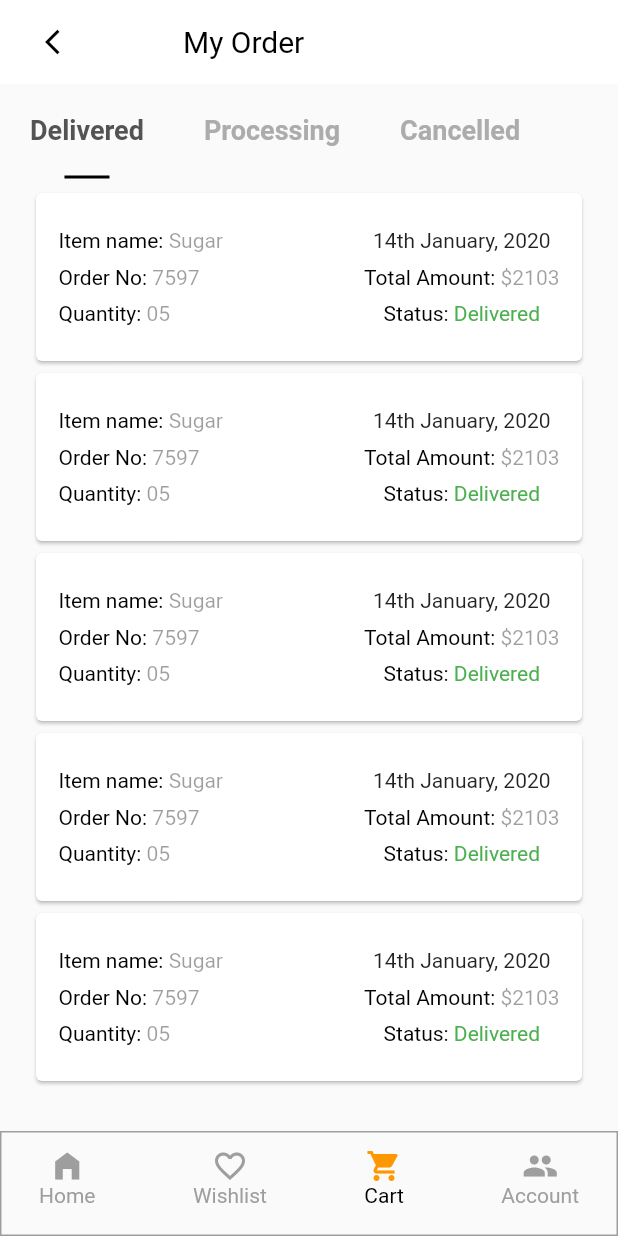
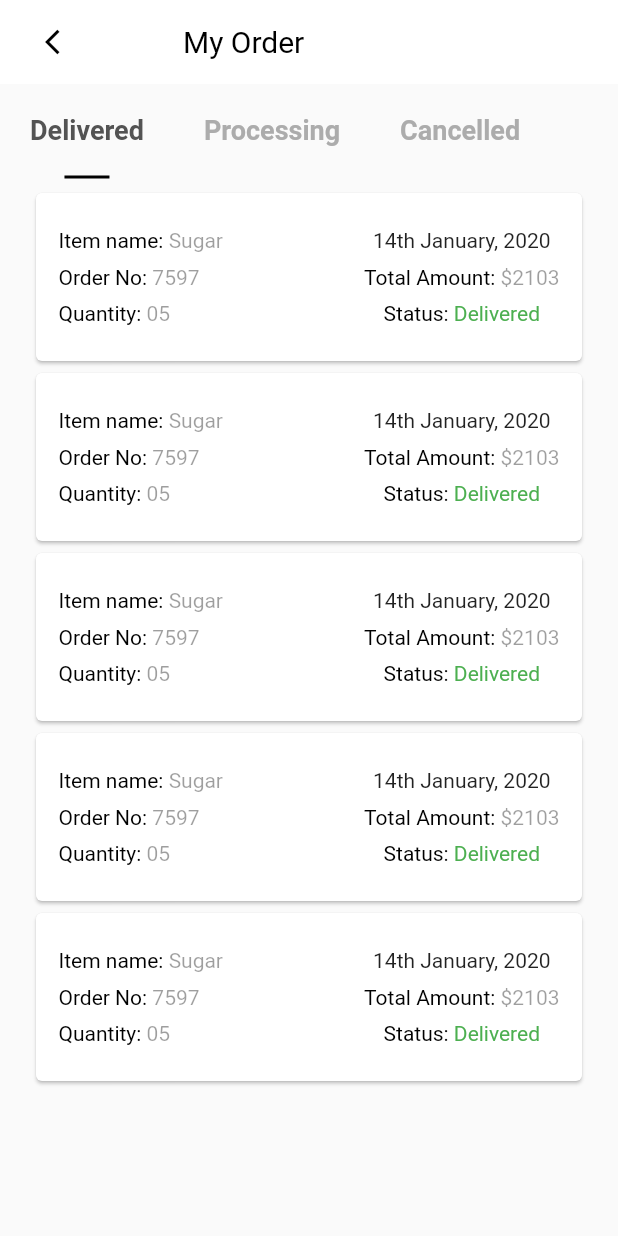
Before and after one commit to excelitai-tusher/classy-ui, a Flutter app: the screen it shows after launch, on a phone screen of 412 x 824 dp. Run offline on Flutter 3.47's test engine with Material 2 defaults, Android fonts, the phone set to English and light mode, and no system bars; our stand-ins replace font_awesome_flutter, google_fonts, google_maps_flutter.

```diff
--- a/lib/order/my order.dart
+++ b/lib/order/my order.dart
@@ -15,85 +15,85 @@ class _OrderState extends State<Order> {
     return Scaffold(
       appBar: buildAppBar(),
       body: Body(),
-      bottomNavigationBar: Container(
-        height: 70,
-        width: MediaQuery.of(context).size.width,
-        decoration: BoxDecoration(
-          border: Border.all(
-            color: Colors.grey,
-          ),
-        ),
-        child: Row(
-          mainAxisAlignment: MainAxisAlignment.spaceBetween,
-          children: [
-            Padding(
-              padding: const EdgeInsets.symmetric(horizontal: 25, vertical: 10),
-              child: Column(
-                children: [
-                  Icon(
-                    (Icons.home_filled),
-                    color: Colors.grey,
-                  ),
-                  Text(
-                    "Home",
-                    style: TextStyle(color: Colors.grey, fontSize: 14, fontFamily: 'Roboto-Regular.ttf'),
-                  ),
-                ],
-              ),
-            ),
-            Padding(
-              padding: const EdgeInsets.symmetric(horizontal: 25, vertical: 10),
-              child: Column(
-                children: [
-                  Icon(
-                    (Icons.favorite_border),
-                    color: Colors.grey,
-                  ),
-                  Text(
-                    "Wishlist",
-                    style: TextStyle(color: Colors.grey, fontSize: 14, fontFamily: 'Roboto-Regular.ttf'),
-                  ),
-                ],
-              ),
-            ),
-            Padding(
-              padding: const EdgeInsets.symmetric(horizontal: 25, vertical: 10),
-              child: InkWell(
-                onTap: (){
-                  Navigator.push(context, MaterialPageRoute(builder: (context) =>Shipping()));
-                },
-                child: Column(
-                  children: [
-                    Icon(
-                      (Icons.shopping_cart),
-                      color: Colors.orange,
-                    ),
-                    Text(
-                      "Cart",
-                      style: TextStyle(color: Colors.black, fontSize: 14),
-                    ),
-                  ],
-                ),
-              ),
-            ),
-            Padding(
-              padding: const EdgeInsets.symmetric(horizontal: 25, vertical: 10),
-              child: Column(
-                children: [
-                  Icon(
-                    (Icons.people_sharp),
-                    color: Colors.grey,
-                  ),
-                  Text(
-                    "Account",
-                    style: TextStyle(color: Colors.grey, fontSize: 14, fontFamily: 'Roboto-Regular.ttf'),
-                  ),
-                ],
-              ),
-            ),
-          ],
-        ),
-      ),
+      // bottomNavigationBar: Container(
+      //   height: 70,
+      //   width: MediaQuery.of(context).size.width,
+      //   decoration: BoxDecoration(
+      //     border: Border.all(
+      //       color: Colors.grey,
+      //     ),
+      //   ),
+      //   child: Row(
+      //     mainAxisAlignment: MainAxisAlignment.spaceBetween,
+      //     children: [
+      //       Padding(
+      //         padding: const EdgeInsets.symmetric(horizontal: 25, vertical: 10),
+      //         child: Column(
+      //           children: [
+      //             Icon(
+      //               (Icons.home_filled),
+      //               color: Colors.grey,
+      //             ),
+      //             Text(
+      //               "Home",
+      //               style: TextStyle(color: Colors.grey, fontSize: 14, fontFamily: 'Roboto-Regular.ttf'),
+      //             ),
+      //           ],
+      //         ),
+      //       ),
+      //       Padding(
+      //         padding: const EdgeInsets.symmetric(horizontal: 25, vertical: 10),
+      //         child: Column(
+      //           children: [
+      //             Icon(
+      //               (Icons.favorite_border),
+      //               color: Colors.grey,
+      //             ),
+      //             Text(
+      //               "Wishlist",
+      //               style: TextStyle(color: Colors.grey, fontSize: 14, fontFamily: 'Roboto-Regular.ttf'),
+      //             ),
+      //           ],
+      //         ),
+      //       ),
+      //       Padding(
+      //         padding: const EdgeInsets.symmetric(horizontal: 25, vertical: 10),
+      //         child: InkWell(
+      //           onTap: (){
+      //             Navigator.push(context, MaterialPageRoute(builder: (context) =>Shipping()));
+      //           },
+      //           child: Column(
+      //             children: [
+      //               Icon(
+      //                 (Icons.shopping_cart),
+      //                 color: Colors.orange,
+      //               ),
+      //               Text(
+      //                 "Cart",
+      //                 style: TextStyle(color: Colors.black, fontSize: 14),
+      //               ),
+      //             ],
+      //           ),
+      //         ),
+      //       ),
+      //       Padding(
+      //         padding: const EdgeInsets.symmetric(horizontal: 25, vertical: 10),
+      //         child: Column(
+      //           children: [
+      //             Icon(
+      //               (Icons.people_sharp),
+      //               color: Colors.grey,
+      //             ),
+      //             Text(
+      //               "Account",
+      //               style: TextStyle(color: Colors.grey, fontSize: 14, fontFamily: 'Roboto-Regular.ttf'),
+      //             ),
+      //           ],
+      //         ),
+      //       ),
+      //     ],
+      //   ),
+      // ),
     );
   }
 
@@ -112,11 +112,16 @@ class _OrderState extends State<Order> {
       ),
       title: Padding(
         padding: const EdgeInsets.symmetric(horizontal: 50),
-        child: Text("My Order",
-          style: TextStyle(
-            color: Colors.black,
-            fontSize: 20,
-            fontFamily: 'Roboto-Regular.ttf'
+        child: InkWell(
+          onTap: (){
+            Navigator.push(context, MaterialPageRoute(builder: (context) =>Shipping()));
+          },
+          child: Text("My Order",
+            style: TextStyle(
+              color: Colors.black,
+              fontSize: 20,
+              fontFamily: 'Roboto-Regular.ttf'
+            ),
           ),
         ),
       ),
```
Also changed, not shown: lib/address/shipping address.dart (+74 -74 lines).
